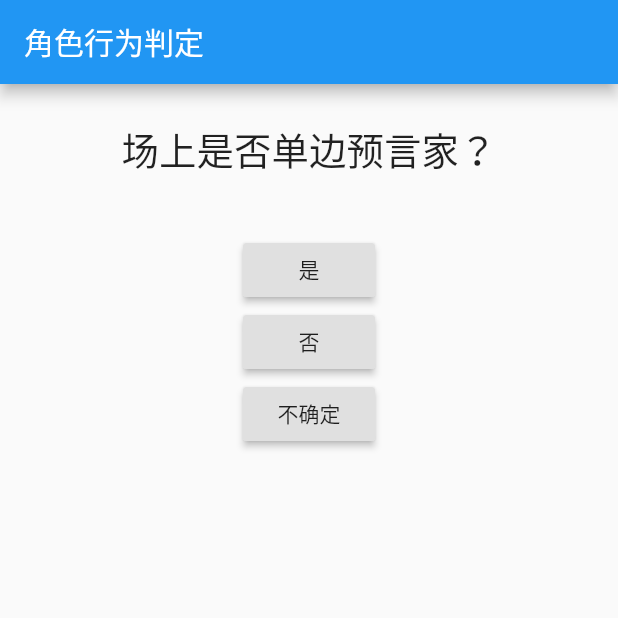
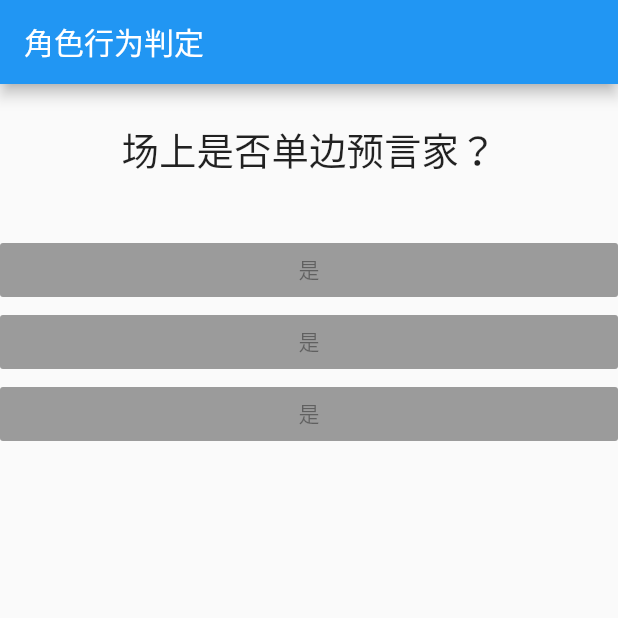
Before and after one commit to dafei-ning/werewolf_killing_judge, a Flutter app: the screen it shows after launch, on a phone screen of 412 x 824 dp, the top half of it. Run offline on Flutter 3.47's test engine with Material 2 defaults, Android fonts, the phone set to English and light mode, and no system bars.

Commit message:
make answer button a widget

```diff
--- /dev/null
+++ b/lib/answer.dart
@@ -0,0 +1,15 @@
+import 'package:flutter/material.dart';
+
+class Answer extends StatelessWidget {
+  @override
+  Widget build(BuildContext context) {
+    return Container(
+      width: double.infinity,
+      child: RaisedButton(
+        child: Text('是'),
+        color: Colors.blueGrey,
+        onPressed: null,
+      ),
+    );
+  }
+}
--- a/lib/main.dart
+++ b/lib/main.dart
@@ -1,5 +1,6 @@
 import 'package:flutter/material.dart';
 import './question.dart';
+import './answer.dart';
 
 // void main() {
 //   runApp(MyApp());
@@ -39,18 +40,9 @@ class _MyAppState extends State<MyApp> {
           body: Column(
             children: <Widget>[
               Question(questions[_questionIndex]),
-              RaisedButton(
-                child: Text('是'),
-                onPressed: _answerQuestion,
-              ),
-              RaisedButton(
-                child: Text('否'),
-                onPressed: () => print('选择了\'否\''),
-              ),
-              RaisedButton(
-                child: Text('不确定'),
-                onPressed: _answerQuestion,
-              ),
+              Answer(),
+              Answer(),
+              Answer(),
             ],
           )),
     );
--- a/lib/question.dart
+++ b/lib/question.dart
@@ -4,7 +4,9 @@ class Question extends StatelessWidget {
   // Final means it never changes when initialized.
   final String questionText;
 
-  // Constructor
+  /*
+   * Constructor
+   */
   Question(this.questionText);
 
   @override
```
